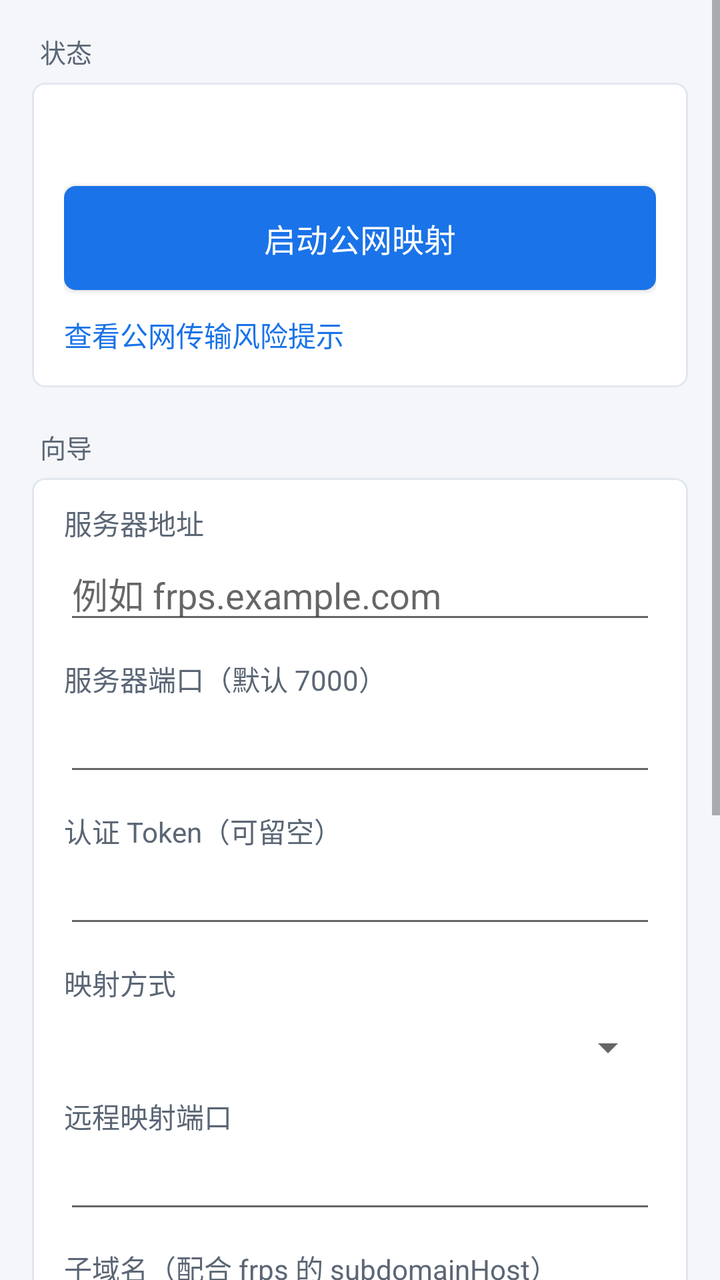
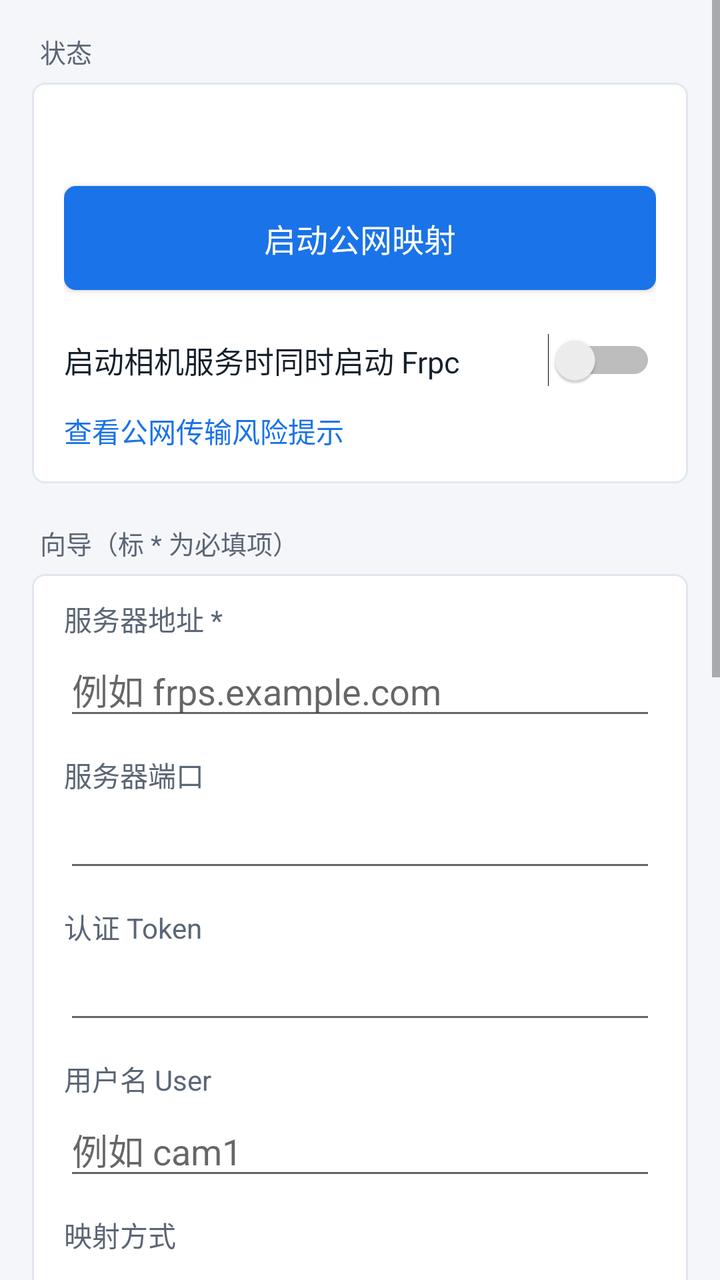

An Android layout rendered at two revisions. The XML below is the earlier revision; the diff shows what the commit changed to produce the second picture.
<!-- AndroidManifest.xml: application theme AppTheme -->
<!-- res/layout/activity_frpc_config.xml -->
<?xml version="1.0" encoding="utf-8"?>
<ScrollView xmlns:android="http://schemas.android.com/apk/res/android"
    android:layout_width="match_parent"
    android:layout_height="match_parent"
    android:focusable="true"
    android:focusableInTouchMode="true">

    <LinearLayout
        android:layout_width="match_parent"
        android:layout_height="wrap_content"
        android:orientation="vertical"
        android:padding="16dp">

        <TextView style="@style/SectionHeader" android:layout_width="match_parent" android:layout_height="wrap_content" android:paddingTop="0dp" android:text="状态" />

        <LinearLayout
            android:layout_width="match_parent"
            android:layout_height="wrap_content"
            android:orientation="vertical"
            android:background="@drawable/bg_card"
            android:padding="16dp">

            <LinearLayout
                android:layout_width="match_parent"
                android:layout_height="wrap_content"
                android:orientation="horizontal"
                android:gravity="center_vertical">

                <View
                    android:id="@+id/frpc_dot"
                    android:layout_width="12dp"
                    android:layout_height="12dp"
                    android:layout_marginRight="10dp" />

                <TextView
                    android:id="@+id/kernel_status"
                    android:layout_width="wrap_content"
                    android:layout_height="wrap_content"
                    android:textSize="16sp"
                    android:textStyle="bold"
                    android:textColor="?attr/colorTextPrimary" />
            </LinearLayout>

            <Button
                android:id="@+id/btn_toggle"
                android:layout_width="match_parent"
                android:layout_height="52dp"
                android:layout_marginTop="14dp"
                android:background="@drawable/btn_primary"
                android:textColor="#FFFFFF"
                android:textSize="16sp"
                android:text="启动公网映射" />

            <TextView
                android:id="@+id/risk_link"
                android:layout_width="match_parent"
                android:layout_height="wrap_content"
                android:paddingTop="12dp"
                android:text="查看公网传输风险提示"
                android:textSize="14sp"
                android:textColor="?attr/colorAccentFill" />
        </LinearLayout>

        <TextView style="@style/SectionHeader" android:layout_width="match_parent" android:layout_height="wrap_content" android:text="向导" />

        <LinearLayout
            android:layout_width="match_parent"
            android:layout_height="wrap_content"
            android:orientation="vertical"
            android:background="@drawable/bg_card"
            android:paddingLeft="16dp" android:paddingRight="16dp" android:paddingBottom="16dp">

            <TextView style="@style/FieldLabel" android:layout_width="match_parent" android:layout_height="wrap_content" android:text="服务器地址" />
            <EditText android:id="@+id/edit_server" android:layout_width="match_parent" android:layout_height="wrap_content" android:singleLine="true" android:hint="例如 frps.example.com" android:inputType="textUri" />

            <TextView style="@style/FieldLabel" android:layout_width="match_parent" android:layout_height="wrap_content" android:text="服务器端口（默认 7000）" />
            <EditText android:id="@+id/edit_server_port" android:layout_width="match_parent" android:layout_height="wrap_content" android:singleLine="true" android:inputType="number" />

            <TextView style="@style/FieldLabel" android:layout_width="match_parent" android:layout_height="wrap_content" android:text="认证 Token（可留空）" />
            <EditText android:id="@+id/edit_token" android:layout_width="match_parent" android:layout_height="wrap_content" android:singleLine="true" android:inputType="textPassword" />

            <TextView style="@style/FieldLabel" android:layout_width="match_parent" android:layout_height="wrap_content" android:text="映射方式"  android:layout_marginBottom="8dp"/>
            <Spinner
                android:id="@+id/spinner_mapping"
                android:layout_width="match_parent"
                android:layout_height="wrap_content" />

            <TextView android:id="@+id/label_remote_port" style="@style/FieldLabel" android:layout_width="match_parent" android:layout_height="wrap_content" android:text="远程映射端口" />
            <EditText android:id="@+id/edit_remote_port" android:layout_width="match_parent" android:layout_height="wrap_content" android:singleLine="true" android:inputType="number" />

            <TextView android:id="@+id/label_subdomain" style="@style/FieldLabel" android:layout_width="match_parent" android:layout_height="wrap_content" android:text="子域名（配合 frps 的 subdomainHost）" />
            <EditText android:id="@+id/edit_subdomain" android:layout_width="match_parent" android:layout_height="wrap_content" android:singleLine="true" android:hint="例如 mycam" android:inputType="text" />
        </LinearLayout>

        <TextView style="@style/SectionHeader" android:layout_width="match_parent" android:layout_height="wrap_content" android:text="完整配置文件（优先于向导）" />

        <LinearLayout
            android:layout_width="match_parent"
            android:layout_height="wrap_content"
            android:orientation="vertical"
            android:background="@drawable/bg_card"
            android:paddingLeft="16dp" android:paddingRight="16dp" android:paddingBottom="16dp">

            <EditText
                android:id="@+id/edit_toml"
                android:layout_width="match_parent"
                android:layout_height="wrap_content"
                android:layout_marginTop="12dp"
                android:hint="完整 frpc.toml"
                android:gravity="top|left"
                android:minLines="6"
                android:typeface="monospace"
                android:textSize="13sp" />

            <Button
                style="@style/AppButton"
                android:id="@+id/btn_import"
                android:layout_width="match_parent"
                android:layout_height="wrap_content"
                android:layout_marginTop="10dp"
                android:text="从设备导入 TOML 文件" />
        </LinearLayout>

        <TextView
            android:id="@+id/status_text"
            android:layout_width="match_parent"
            android:layout_height="wrap_content"
            android:paddingTop="12dp"
            android:paddingBottom="12dp"
            android:textSize="14sp"
            android:textColor="?attr/colorTextSecondary" />
    </LinearLayout>
</ScrollView>
<!-- resources referenced by this layout -->
<resources>
  <!-- drawable bg_card (drawable) -->
  <?xml version="1.0" encoding="utf-8"?>
  <shape xmlns:android="http://schemas.android.com/apk/res/android">
      <solid android:color="?attr/colorCard" />
      <corners android:radius="6dp" />
      <stroke android:width="1dp" android:color="?attr/colorDivider" />
  </shape>
  <!-- drawable btn_primary (drawable) -->
  <?xml version="1.0" encoding="utf-8"?>
  <selector xmlns:android="http://schemas.android.com/apk/res/android">
      <item android:state_pressed="true">
          <shape><solid android:color="?attr/colorAccentFillPressed" /><corners android:radius="6dp" /></shape>
      </item>
      <item android:state_enabled="false">
          <shape><solid android:color="#BDBDBD" /><corners android:radius="6dp" /></shape>
      </item>
      <item>
          <shape><solid android:color="?attr/colorAccentFill" /><corners android:radius="6dp" /></shape>
      </item>
  </selector>
  <style name="AppButton" parent="android:Widget.Holo.Button">
          <item name="android:background">@drawable/btn_secondary</item>
          <item name="android:textColor">?attr/colorTextPrimary</item>
          <item name="android:textSize">15sp</item>
          <item name="android:minHeight">44dp</item>
          <item name="android:paddingLeft">12dp</item>
          <item name="android:paddingRight">12dp</item>
      </style>
  <style name="FieldLabel">
          <item name="android:textSize">14sp</item>
          <item name="android:textColor">?attr/colorTextSecondary</item>
          <item name="android:paddingTop">12dp</item>
          <item name="android:paddingBottom">2dp</item>
      </style>
  <style name="SectionHeader">
          <item name="android:textSize">13sp</item>
          <item name="android:textColor">?attr/colorTextSecondary</item>
          <item name="android:paddingLeft">4dp</item>
          <item name="android:paddingTop">20dp</item>
          <item name="android:paddingBottom">6dp</item>
      </style>
  <style name="AppTheme" parent="Theme.PocketCam.Light" />
  <!-- drawable btn_secondary (drawable) -->
  <?xml version="1.0" encoding="utf-8"?>
  <selector xmlns:android="http://schemas.android.com/apk/res/android">
      <item android:state_pressed="true">
          <shape>
              <solid android:color="?attr/colorControlFillPressed" />
              <corners android:radius="6dp" />
              <stroke android:width="1dp" android:color="?attr/colorDivider" />
          </shape>
      </item>
      <item android:state_enabled="false">
          <shape>
              <solid android:color="?attr/colorDivider" />
              <corners android:radius="6dp" />
              <stroke android:width="1dp" android:color="?attr/colorDivider" />
          </shape>
      </item>
      <item>
          <shape>
              <solid android:color="?attr/colorControlFill" />
              <corners android:radius="6dp" />
              <stroke android:width="1dp" android:color="?attr/colorDivider" />
          </shape>
      </item>
  </selector>
  <color name="light_window_bg">#F4F6FA</color>
  <style name="AppActionBarLight" parent="android:Widget.Holo.Light.ActionBar.Solid">
          <item name="android:background">@color/light_title_bar</item>
      </style>
  <color name="light_text_primary">#16202B</color>
  <color name="light_text_secondary">#5B6675</color>
  <color name="light_title_bar">#E9F1FE</color>
  <color name="light_status_bar">#E9F1FE</color>
  <color name="light_card_bg">#FFFFFF</color>
  <color name="light_divider">#E2E7EF</color>
  <color name="light_accent">#1A73E8</color>
  <color name="light_accent_dark">#1559BC</color>
  <color name="light_control_fill">#EEF2F8</color>
  <color name="light_control_fill_pressed">#DDE6F2</color>
  <color name="light_danger">#DC3B2E</color>
  <color name="light_danger_dark">#B02A20</color>
  <color name="light_status_ok">#218A4B</color>
  <color name="light_status_off">#97A1AF</color>
  <color name="light_status_error">#D8322A</color>
  <!-- unchanged entries left out for length: 1 -->
</resources>

<!-- the commit's change to res/layout/activity_frpc_config.xml (unified diff, before → after) -->
@@ -51,6 +51,17 @@
                 android:textSize="16sp"
                 android:text="启动公网映射" />
 
+            <Switch
+                android:id="@+id/switch_start_with_service"
+                android:layout_width="match_parent"
+                android:layout_height="wrap_content"
+                android:layout_marginTop="12dp"
+                android:paddingTop="12dp"
+                android:paddingBottom="2dp"
+                android:text="启动相机服务时同时启动 Frpc"
+                android:textSize="15sp"
+                android:textColor="?attr/colorTextPrimary" />
+
             <TextView
                 android:id="@+id/risk_link"
                 android:layout_width="match_parent"
@@ -61,7 +72,7 @@
                 android:textColor="?attr/colorAccentFill" />
         </LinearLayout>
 
-        <TextView style="@style/SectionHeader" android:layout_width="match_parent" android:layout_height="wrap_content" android:text="向导" />
+        <TextView style="@style/SectionHeader" android:layout_width="match_parent" android:layout_height="wrap_content" android:text="向导（标 * 为必填项）" />
 
         <LinearLayout
             android:layout_width="match_parent"
@@ -70,14 +81,17 @@
             android:background="@drawable/bg_card"
             android:paddingLeft="16dp" android:paddingRight="16dp" android:paddingBottom="16dp">
 
-            <TextView style="@style/FieldLabel" android:layout_width="match_parent" android:layout_height="wrap_content" android:text="服务器地址" />
+            <TextView style="@style/FieldLabel" android:layout_width="match_parent" android:layout_height="wrap_content" android:text="服务器地址 *" />
             <EditText android:id="@+id/edit_server" android:layout_width="match_parent" android:layout_height="wrap_content" android:singleLine="true" android:hint="例如 frps.example.com" android:inputType="textUri" />
 
-            <TextView style="@style/FieldLabel" android:layout_width="match_parent" android:layout_height="wrap_content" android:text="服务器端口（默认 7000）" />
+            <TextView style="@style/FieldLabel" android:layout_width="match_parent" android:layout_height="wrap_content" android:text="服务器端口" />
             <EditText android:id="@+id/edit_server_port" android:layout_width="match_parent" android:layout_height="wrap_content" android:singleLine="true" android:inputType="number" />
 
-            <TextView style="@style/FieldLabel" android:layout_width="match_parent" android:layout_height="wrap_content" android:text="认证 Token（可留空）" />
+            <TextView style="@style/FieldLabel" android:layout_width="match_parent" android:layout_height="wrap_content" android:text="认证 Token" />
             <EditText android:id="@+id/edit_token" android:layout_width="match_parent" android:layout_height="wrap_content" android:singleLine="true" android:inputType="textPassword" />
+
+            <TextView style="@style/FieldLabel" android:layout_width="match_parent" android:layout_height="wrap_content" android:text="用户名 User" />
+            <EditText android:id="@+id/edit_user" android:layout_width="match_parent" android:layout_height="wrap_content" android:singleLine="true" android:hint="例如 cam1" android:inputType="text" />
 
             <TextView style="@style/FieldLabel" android:layout_width="match_parent" android:layout_height="wrap_content" android:text="映射方式"  android:layout_marginBottom="8dp"/>
             <Spinner
@@ -85,10 +99,13 @@
                 android:layout_width="match_parent"
                 android:layout_height="wrap_content" />
 
-            <TextView android:id="@+id/label_remote_port" style="@style/FieldLabel" android:layout_width="match_parent" android:layout_height="wrap_content" android:text="远程映射端口" />
+            <TextView style="@style/FieldLabel" android:layout_width="match_parent" android:layout_height="wrap_content" android:text="代理名称 proxies.name" />
+            <EditText android:id="@+id/edit_proxy_name" android:layout_width="match_parent" android:layout_height="wrap_content" android:singleLine="true" android:hint="默认 pocketcam" android:inputType="text" />
+
+            <TextView android:id="@+id/label_remote_port" style="@style/FieldLabel" android:layout_width="match_parent" android:layout_height="wrap_content" android:text="远程映射端口 *" />
             <EditText android:id="@+id/edit_remote_port" android:layout_width="match_parent" android:layout_height="wrap_content" android:singleLine="true" android:inputType="number" />
 
-            <TextView android:id="@+id/label_subdomain" style="@style/FieldLabel" android:layout_width="match_parent" android:layout_height="wrap_content" android:text="子域名（配合 frps 的 subdomainHost）" />
+            <TextView android:id="@+id/label_subdomain" style="@style/FieldLabel" android:layout_width="match_parent" android:layout_height="wrap_content" android:text="子域名（配合 frps 的 subdomainHost）*" />
             <EditText android:id="@+id/edit_subdomain" android:layout_width="match_parent" android:layout_height="wrap_content" android:singleLine="true" android:hint="例如 mycam" android:inputType="text" />
         </LinearLayout>
 
